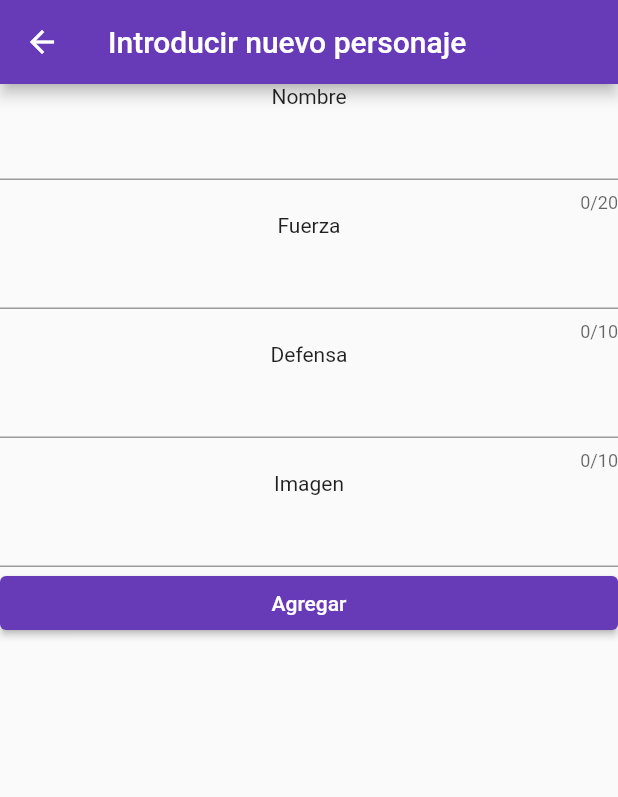
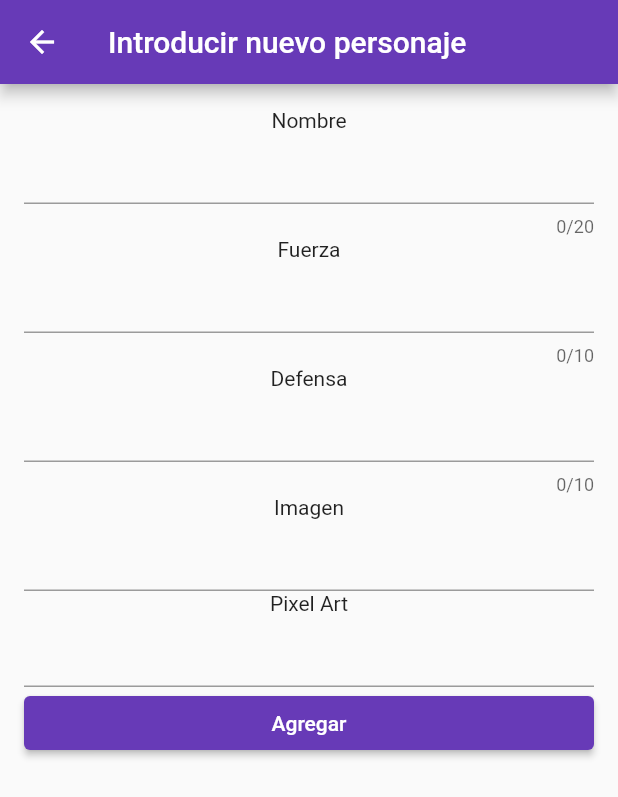
Before and after one commit to CastleMart/personajes_api_fe_Moviles, a Flutter app: the CrearPersonaje screen opened directly, on a phone screen of 412 x 824 dp. Shown: the top 797 px of the screen. Run offline on Flutter 3.47's test engine with Material 2 defaults, Android fonts, the phone set to English and light mode, and no system bars; missing offline and left inert: dart:ffi; network calls fail.

Commit message:
:bug: keyboard

```diff
--- a/lib/main.dart
+++ b/lib/main.dart
@@ -93,7 +93,7 @@ class _MyAppState extends State<MyApp> {
         primarySwatch: Colors.deepPurple,
       ),
       home: Scaffold(
-        resizeToAvoidBottomInset: true,
+        resizeToAvoidBottomInset: false,
         body: _paginas[_paginaActual],
         bottomNavigationBar: BottomNavigationBar(
             onTap: (index) {
--- a/lib/providers/personajes_provider.dart
+++ b/lib/providers/personajes_provider.dart
@@ -8,7 +8,7 @@ import '../models/personaje.dart';
 class PersonajesProvider with ChangeNotifier {
   PersonajeController connect = new PersonajeController();
   late Future<List<Personaje>> _personajes = connect.getPersonajes();
-  bool _esAdmin = false;
+  bool _esAdmin = true;
 
   Future<List<Personaje>> get personajes => _personajes;
   bool get esAdmin => _esAdmin;
--- a/lib/views/CrearPersonaje.dart
+++ b/lib/views/CrearPersonaje.dart
@@ -19,15 +19,19 @@ class CrearPersonaje extends StatelessWidget {
     TextEditingController fuerzaText = TextEditingController(text: "");
     TextEditingController defenzaText = TextEditingController(text: "");
     TextEditingController imgText = TextEditingController(text: "");
+    TextEditingController imgPixelText = TextEditingController(text: "");
     GlobalKey<FormState> keyForm = GlobalKey<FormState>();
     PersonajeController con = PersonajeController();
     //Future<List<Personaje>> personajes = con.getPersonajes();
 
     return Scaffold(
+        resizeToAvoidBottomInset: false,
         appBar: AppBar(
           title: const Text('Introducir nuevo personaje'),
         ),
-        body: Form(
+        body: Padding(
+            padding: const EdgeInsets.all(16.0),
+            child: Form(
               key: keyForm,
               child: ListView(
                 children: [
@@ -41,6 +45,7 @@ class CrearPersonaje extends StatelessWidget {
                   TextFieldBase("Defensa", defenzaText,
                       validateText: ValidateText.numValue),
                   TextFieldBase("Imagen", imgText),
+                  TextFieldBase("Pixel Art", imgPixelText),
                   ElevatedButton(
                       onPressed: () {
                         if (keyForm.currentState!.validate()) {
@@ -51,7 +56,8 @@ class CrearPersonaje extends StatelessWidget {
                                   fuerzaText.text,
                                   defenzaText.text,
                                   imgText.text,
-                              false),
+                                  false,
+                                  imgPixel: imgPixelText.text),
                               context);
                         }
 
@@ -60,7 +66,7 @@ class CrearPersonaje extends StatelessWidget {
                       child: Text("Agregar"))
                 ],
               ),
-        ));
+            )));
   }
 
   guardar() {}
--- a/lib/views/Home.dart
+++ b/lib/views/Home.dart
@@ -48,7 +48,7 @@ class _HomeState extends State<Home> {
       ),
       home: SafeArea(
         child: Scaffold(
-          resizeToAvoidBottomInset: true,
+          resizeToAvoidBottomInset: false,
           appBar: AppBar(
             title: Text("Personajes Fire Emblem"),
             actions: [
```
Also changed, not shown: lib/Herramientas/Buscador.dart (+0 -18 lines), lib/controllers/PersonajeController.dart (+6 -3 lines), lib/views/ActualizarPersonaje.dart (+10 -3 lines). Lines whose indentation alone changed are shown as unchanged.
